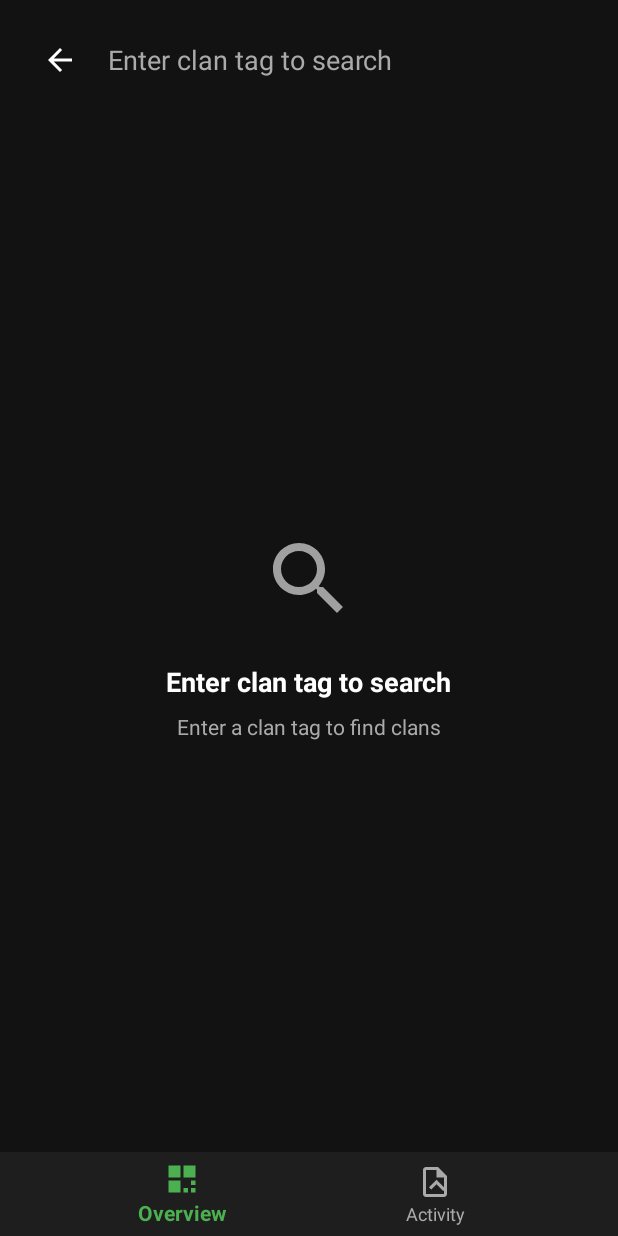
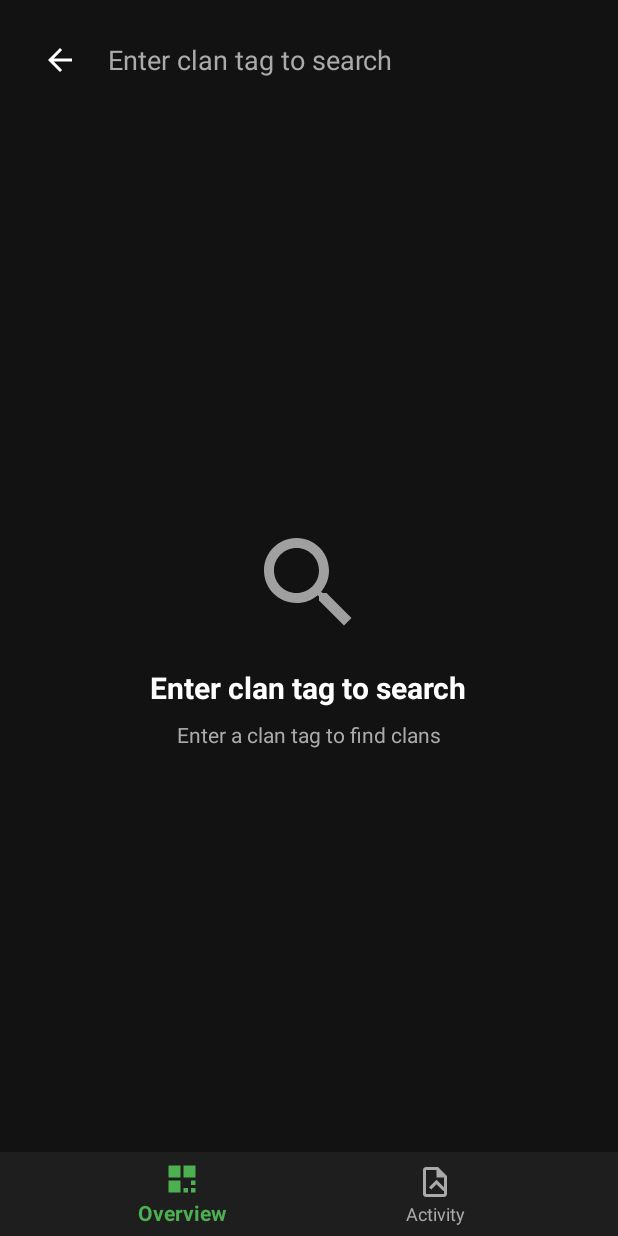
Before and after one commit to JkMiniDev/WarApp, an Android app: the screen it shows after launch (MainActivity), after a tap on "Search Clans", on a phone screen of 412 x 824 dp. Run offline under Robolectric (Android 15) with nearby library versions, the phone set to English and light mode, and no system bars; pictures from the network do not load.

Commit message:
Adjust search icon and text size for improved visual hierarchy
Co-authored-by: jkminidev <jkminidev@gmail.com>

```diff
--- a/ClashBerry/app/src/main/res/layout/activity_main.xml
+++ b/ClashBerry/app/src/main/res/layout/activity_main.xml
@@ -201,10 +201,10 @@
             android:background="@color/background_primary">
 
             <ImageView
-                android:layout_width="64dp"
-                android:layout_height="64dp"
+                android:layout_width="80dp"
+                android:layout_height="80dp"
                 android:src="@drawable/ic_search"
-                android:layout_marginBottom="24dp"
+                android:layout_marginBottom="16dp"
                 android:alpha="0.6"
                 android:contentDescription="Search" />
 
@@ -212,7 +212,7 @@
                 android:layout_width="wrap_content"
                 android:layout_height="wrap_content"
                 android:text="@string/search_hint"
-                android:textSize="18sp"
+                android:textSize="20sp"
                 android:textStyle="bold"
                 android:textColor="@color/text_color"
                 android:layout_marginBottom="8dp"
```
